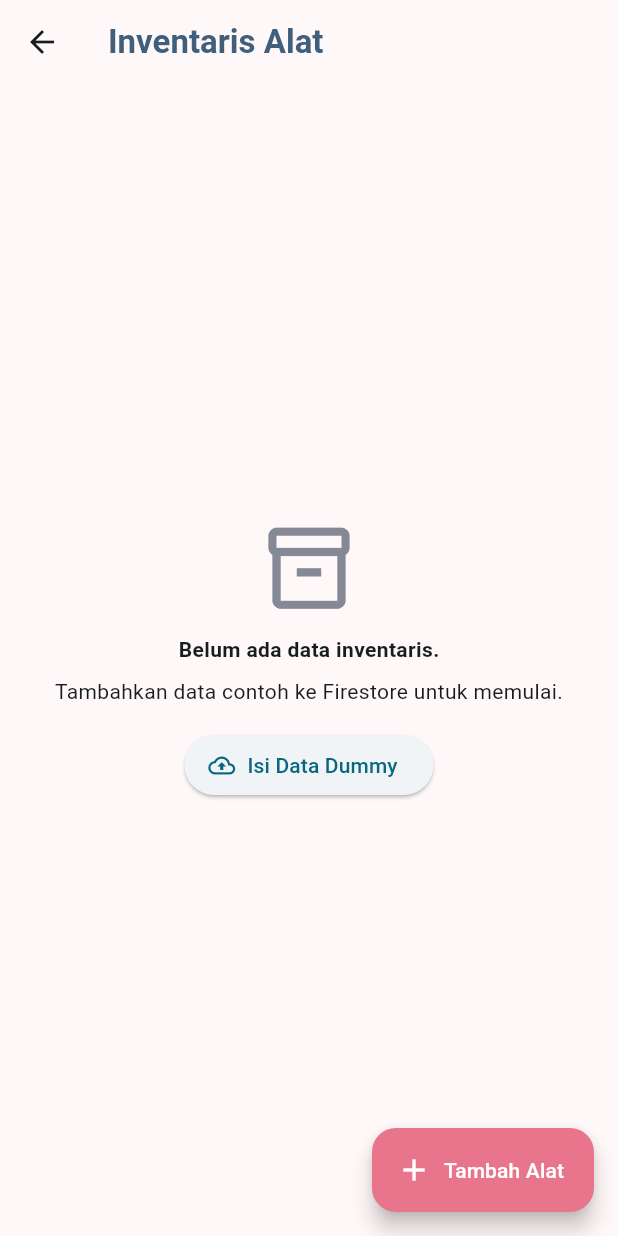
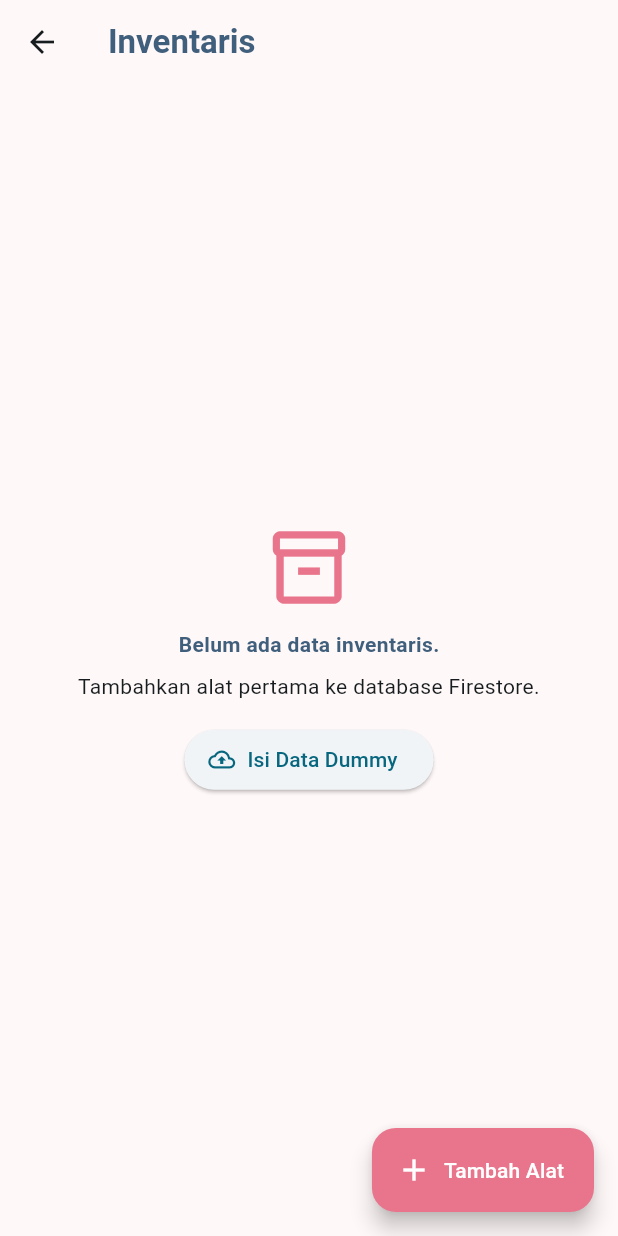
Before and after one commit to elsanisa34rpl/ukl2026, a Flutter app: the InventoryPage screen opened directly, on a phone screen of 412 x 824 dp. Run offline on Flutter 3.47's test engine with Material 3 defaults, Android fonts, the phone set to English and light mode, and no system bars; our stand-ins replace cloud_firestore, firebase_auth, firebase_core; accounts and stored records are empty.

Commit message:
Restyle LabTrack inventory page

```diff
--- a/lib/pages/inventory_page.dart
+++ b/lib/pages/inventory_page.dart
@@ -1,4 +1,3 @@
-
 import 'package:flutter/material.dart';
 
 import '../models/item_model.dart';
@@ -13,165 +12,75 @@ class InventoryPage extends StatelessWidget {
   @override
   Widget build(BuildContext context) {
     final service = FirestoreService();
-
     return Scaffold(
+      backgroundColor: AppColors.background,
       appBar: AppBar(
-        title: const Text(
-          'Inventaris Alat',
-          style: TextStyle(
-            fontWeight: FontWeight.bold,
-            color: AppColors.navy,
+        title: const Text('Inventaris', style: TextStyle(color: AppColors.navy, fontWeight: FontWeight.bold)),
+        backgroundColor: AppColors.background,
+        surfaceTintColor: Colors.transparent,
       ),
-        ),
-        backgroundColor: AppColors.background,
-      ),
-
       floatingActionButton: FloatingActionButton.extended(
-        onPressed: () {
-          Navigator.push(
-            context,
-            MaterialPageRoute(
-              builder: (_) => const ItemFormPage(),
-            ),
-          );
-        },
+        onPressed: () => Navigator.push(context, MaterialPageRoute(builder: (_) => const ItemFormPage())),
         backgroundColor: AppColors.primary,
         foregroundColor: Colors.white,
         icon: const Icon(Icons.add),
         label: const Text('Tambah Alat'),
       ),
-
       body: StreamBuilder<List<ItemModel>>(
         stream: service.getItems(),
         builder: (context, snapshot) {
-          if (snapshot.hasError) {
-            return Center(
-              child: Text('Terjadi kesalahan: ${snapshot.error}'),
-            );
-          }
-
-          if (snapshot.connectionState == ConnectionState.waiting &&
-              !snapshot.hasData) {
-            return const Center(
-              child: CircularProgressIndicator(),
-            );
-          }
-
+          if (snapshot.hasError) return Center(child: Text('Terjadi kesalahan: ${snapshot.error}'));
+          if (snapshot.connectionState == ConnectionState.waiting && !snapshot.hasData) return const Center(child: CircularProgressIndicator());
           final items = snapshot.data ?? [];
-
           if (items.isEmpty) {
             return Center(
               child: Padding(
                 padding: const EdgeInsets.all(25),
-                child: Column(
-                  mainAxisSize: MainAxisSize.min,
-                  children: [
-                    const Icon(
-                      Icons.inventory_2_outlined,
-                      size: 65,
-                      color: AppColors.muted,
-                    ),
-
+                child: Column(mainAxisSize: MainAxisSize.min, children: [
+                  const Icon(Icons.inventory_2_outlined, size: 58, color: AppColors.primary),
                   const SizedBox(height: 12),
-
-                    const Text(
-                      'Belum ada data inventaris.',
-                      style: TextStyle(fontWeight: FontWeight.bold),
-                    ),
-
+                  const Text('Belum ada data inventaris.', style: TextStyle(fontWeight: FontWeight.bold, color: AppColors.navy)),
                   const SizedBox(height: 8),
-
-                    const Text(
-                      'Tambahkan data contoh ke Firestore untuk memulai.',
-                      textAlign: TextAlign.center,
-                    ),
-
+                  const Text('Tambahkan alat pertama ke database Firestore.', textAlign: TextAlign.center),
                   const SizedBox(height: 15),
-
                   ElevatedButton.icon(
                     onPressed: () async {
                       try {
                         await service.seedDummyItems();
-
-                          if (context.mounted) {
-                            ScaffoldMessenger.of(context).showSnackBar(
-                              const SnackBar(
-                                content: Text(
-                                  'Data dummy berhasil ditambahkan.',
-                                ),
-                              ),
-                            );
-                          }
+                        if (context.mounted) ScaffoldMessenger.of(context).showSnackBar(const SnackBar(content: Text('Data contoh berhasil ditambahkan.')));
                       } catch (e) {
-                          if (context.mounted) {
-                            ScaffoldMessenger.of(context).showSnackBar(
-                              SnackBar(content: Text('Gagal: $e')),
-                            );
-                          }
+                        if (context.mounted) ScaffoldMessenger.of(context).showSnackBar(SnackBar(content: Text('Gagal: $e')));
                       }
                     },
                     icon: const Icon(Icons.cloud_upload_outlined),
                     label: const Text('Isi Data Dummy'),
                   ),
-                  ],
-                ),
+                ]),
               ),
             );
           }
-
           return ListView(
-            padding: const EdgeInsets.fromLTRB(18, 12, 18, 90),
+            padding: const EdgeInsets.fromLTRB(18, 8, 18, 90),
             children: [
-              Text(
-                '${items.length} alat terdaftar di database',
-                style: const TextStyle(
-                  color: AppColors.muted,
-                ),
-              ),
-
+              Text('${items.length} alat terdaftar', style: const TextStyle(color: AppColors.muted)),
               const SizedBox(height: 14),
-
-              ...items.map(
-                (item) => Dismissible(
+              ...items.map((item) => Dismissible(
                 key: ValueKey(item.id),
                 direction: DismissDirection.endToStart,
-
                 background: Container(
-                    margin: const EdgeInsets.only(bottom: 13),
                   alignment: Alignment.centerRight,
                   padding: const EdgeInsets.only(right: 22),
-                    decoration: BoxDecoration(
-                      color: Colors.red,
-                      borderRadius: BorderRadius.circular(18),
+                  margin: const EdgeInsets.only(bottom: 12),
+                  decoration: BoxDecoration(color: AppColors.borrowed, borderRadius: BorderRadius.circular(18)),
+                  child: const Icon(Icons.delete_outline, color: Colors.white),
                 ),
-                    child: const Icon(
-                      Icons.delete,
-                      color: Colors.white,
-                    ),
-                  ),
-
-                  confirmDismiss: (_) async {
-                    return await _confirmDelete(context);
-                  },
-
+                confirmDismiss: (_) => _confirmDelete(context),
                 onDismissed: (_) async {
                   await service.deleteItem(item.id);
-
-                    if (context.mounted) {
-                      ScaffoldMessenger.of(context).showSnackBar(
-                        const SnackBar(
-                          content: Text('Data alat berhasil dihapus.'),
-                        ),
-                      );
-                    }
+                  if (context.mounted) ScaffoldMessenger.of(context).showSnackBar(const SnackBar(content: Text('Data alat berhasil dihapus.')));
                 },
-
-                  child: ItemCard(
-                    item: item,
-                    showActions: true,
-                  ),
-                ),
-              ),
+                child: ItemCard(item: item, showActions: true),
+              )),
             ],
           );
         },
@@ -184,21 +93,12 @@ class InventoryPage extends StatelessWidget {
       context: context,
       builder: (context) => AlertDialog(
         title: const Text('Hapus inventaris?'),
-            content: const Text(
-              'Data alat yang dihapus tidak dapat dikembalikan.',
-            ),
+        content: const Text('Data alat yang dihapus tidak dapat dikembalikan.'),
         actions: [
-              TextButton(
-                onPressed: () => Navigator.pop(context, false),
-                child: const Text('Batal'),
-              ),
-              TextButton(
-                onPressed: () => Navigator.pop(context, true),
-                child: const Text('Hapus'),
-              ),
+          TextButton(onPressed: () => Navigator.pop(context, false), child: const Text('Batal')),
+          TextButton(onPressed: () => Navigator.pop(context, true), child: const Text('Hapus')),
         ],
       ),
-        ) ??
-        false;
+    ) ?? false;
   }
 }
```
Lines whose indentation alone changed are shown as unchanged.
